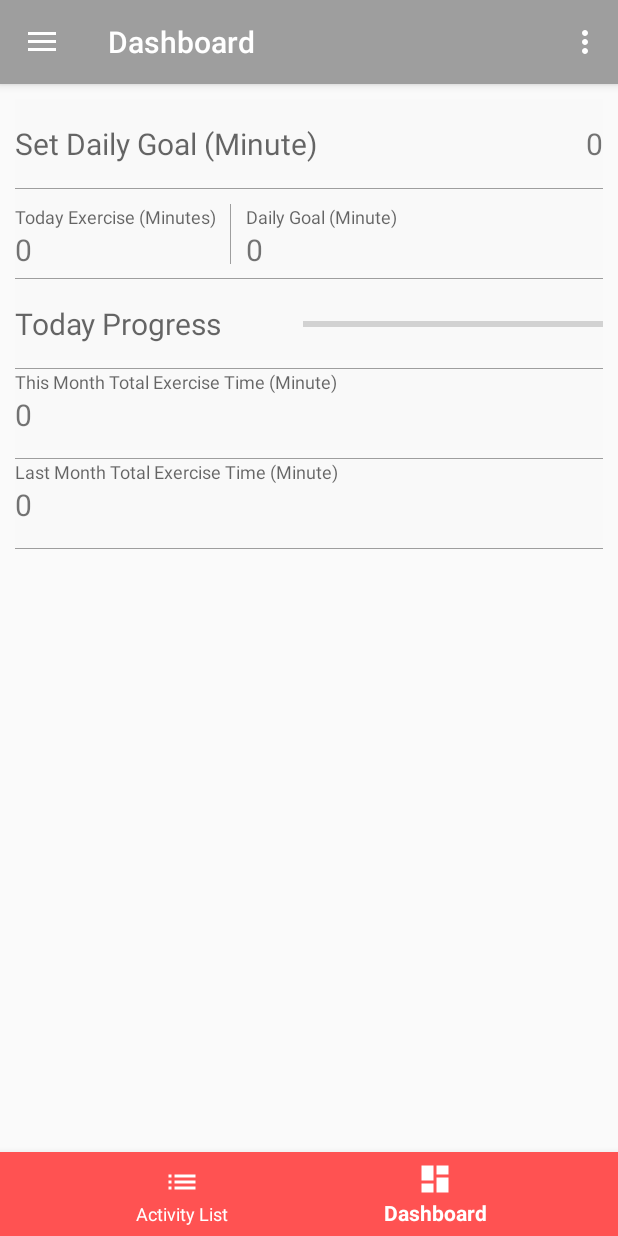
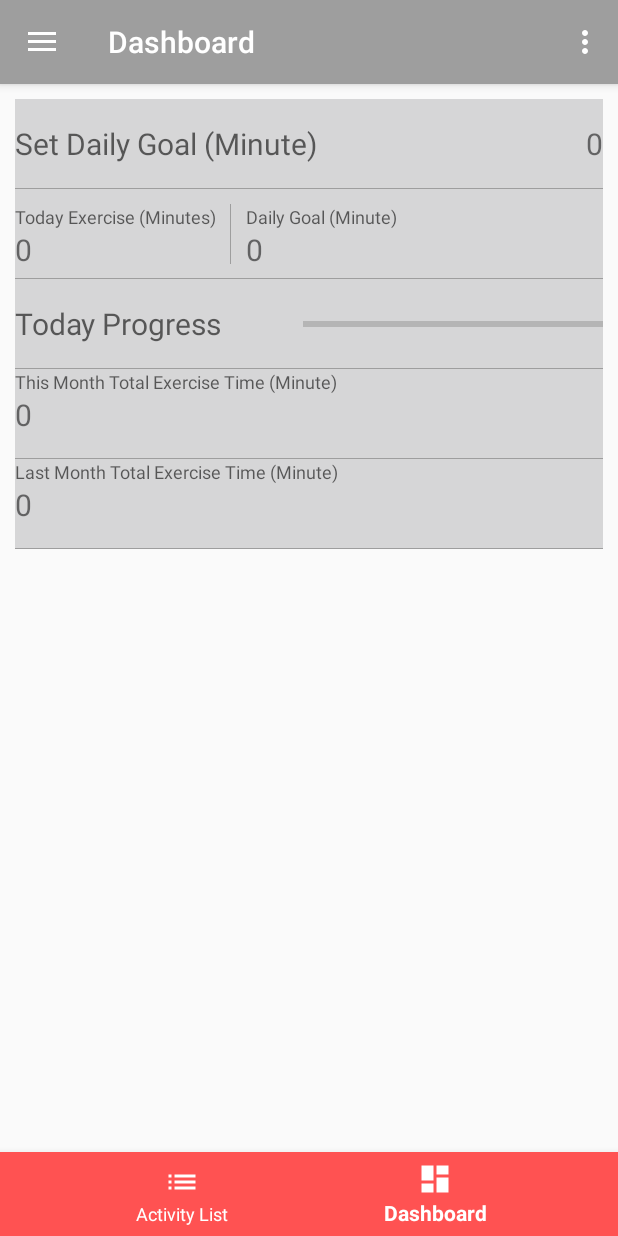
Before and after one commit to project-2017/finalproject, an Android app: the fragment T_Fragment_Dashboard placed in its activity, in the side drawer, after a tap on "Activity Tracking", on a phone screen of 412 x 824 dp. Run offline under Robolectric (Android 15) with nearby library versions, the phone set to English and light mode, and no system bars.

Commit message:
Geyan commit

```diff
--- a/app/src/main/res/drawable/ic_tracker_xml_border_bottom.xml
+++ b/app/src/main/res/drawable/ic_tracker_xml_border_bottom.xml
@@ -4,14 +4,14 @@
         <shape
             android:shape="rectangle">
             <stroke android:width="1dp" android:color="#9e9e9e" />
-            <solid android:color="#FFF9F9F9" />
+            <solid android:color="@color/trackerBackground" />
         </shape>
     </item>
 
     <item android:bottom="1dp">
         <shape
             android:shape="rectangle">
-            <stroke android:width="1dp" android:color="#FFF9F9F9" />
+            <stroke android:width="1dp" android:color="@color/trackerBackground" />
             <solid android:color="#00000000" />
         </shape>
     </item>
--- a/app/src/main/res/drawable/ic_tracker_xml_border_right.xml
+++ b/app/src/main/res/drawable/ic_tracker_xml_border_right.xml
@@ -4,14 +4,14 @@
         <shape
             android:shape="rectangle">
             <stroke android:width="1dp" android:color="#9e9e9e" />
-            <solid android:color="#FFF9F9F9" />
+            <solid android:color="@color/trackerBackground" />
         </shape>
     </item>
 
     <item android:right="1dp">
         <shape
             android:shape="rectangle">
-            <stroke android:width="1dp" android:color="#FFF9F9F9" />
+            <stroke android:width="1dp" android:color="@color/trackerBackground" />
             <solid android:color="#00000000" />
         </shape>
     </item>
--- a/app/src/main/res/drawable/ic_tracker_xml_edittext_backgroud.xml
+++ b/app/src/main/res/drawable/ic_tracker_xml_edittext_backgroud.xml
@@ -2,7 +2,7 @@
 <selector xmlns:android="http://schemas.android.com/apk/res/android">
     <item>
         <shape android:shape="rectangle">
-            <solid android:color="#FFF9F9F9" />
+            <solid android:color="@color/trackerBackground" />
             <size android:height="20dp" />
         </shape>
     </item>
--- a/app/src/main/res/layout/tracker_dashboard_dialog_dailygoal.xml
+++ b/app/src/main/res/layout/tracker_dashboard_dialog_dailygoal.xml
@@ -21,7 +21,7 @@
             android:layout_marginRight="10dp"
             android:layout_weight="1"
             android:text="@string/tracker_dashboard_dailyGoal"
-            android:textColor="@color/white"
+            android:textColor="@color/TrackerWhite"
             android:textSize="20sp" />
 
         <ImageView
--- a/app/src/main/res/layout/tracker_help.xml
+++ b/app/src/main/res/layout/tracker_help.xml
@@ -21,6 +21,6 @@
         android:layout_below="@+id/tracker_help_container"
         android:onClick="tracker_help_dialog_ok"
         android:text="@string/tracker_delete_dialog_ok"
-        android:textColor="@color/white" />
+        android:textColor="@color/TrackerWhite" />
 
 </RelativeLayout>
--- a/app/src/main/res/layout/tracker_insert.xml
+++ b/app/src/main/res/layout/tracker_insert.xml
@@ -27,7 +27,7 @@
             android:layout_marginRight="10dp"
             android:layout_weight="1"
             android:text="@string/tracker_insert_title"
-            android:textColor="@color/white"
+            android:textColor="@color/TrackerWhite"
             android:textSize="20sp" />
 
         <ImageView
--- a/app/src/main/res/layout/tracker_insert_dialog_comment.xml
+++ b/app/src/main/res/layout/tracker_insert_dialog_comment.xml
@@ -21,7 +21,7 @@
             android:layout_marginRight="10dp"
             android:layout_weight="1"
             android:text="@string/tracker_insert_comment"
-            android:textColor="@color/white"
+            android:textColor="@color/TrackerWhite"
             android:textSize="20sp" />
 
         <ImageView
--- a/app/src/main/res/layout/tracker_main.xml
+++ b/app/src/main/res/layout/tracker_main.xml
@@ -22,8 +22,8 @@
             android:layout_alignParentBottom="true"
             android:layout_gravity="bottom"
             android:background="@color/colorAccent"
-            app:itemIconTint="@color/white"
-            app:itemTextColor="@color/white"
+            app:itemIconTint="@color/TrackerWhite"
+            app:itemTextColor="@color/TrackerWhite"
             design:menu="@menu/tracker_nav_bot" />
     </RelativeLayout>
 
--- a/app/src/main/res/layout/tracker_update.xml
+++ b/app/src/main/res/layout/tracker_update.xml
@@ -34,7 +34,7 @@
             android:layout_marginRight="10dp"
             android:layout_weight="1"
             android:text="@string/tracker_update_title"
-            android:textColor="@color/white"
+            android:textColor="@color/TrackerWhite"
             android:textSize="20sp" />
 
         <ImageView
@@ -251,7 +251,7 @@
                 android:layout_marginBottom="10dp"
                 android:onClick="tracker_delete"
                 android:text="@string/tracker_update_delete"
-                android:textColor="@color/white" />
+                android:textColor="@color/TrackerWhite" />
 
             <View
                 android:layout_width="match_parent"
--- a/app/src/main/res/values/colors.xml
+++ b/app/src/main/res/values/colors.xml
@@ -3,7 +3,8 @@
     <color name="colorPrimary">#9e9e9e</color>
     <color name="colorPrimaryDark">#616161</color>
     <color name="colorAccent">#ff5252</color>
-    <color name="white">#FFFFFF</color>
+    <color name="TrackerWhite">#FFFFFF</color>
+    <color name="TrackerBackground">#EEEEEE</color>
 
     <!--Food Nutrition Info Activity color bundle-->
     <color name="appBackground">#dfdfdf</color>
--- a/app/src/main/res/values/styles.xml
+++ b/app/src/main/res/values/styles.xml
@@ -37,7 +37,7 @@
         <item name="android:layout_marginTop">10dp</item>
         <item name="android:layout_marginRight">50dp</item>
         <item name="android:layout_marginLeft">50dp</item>
-        <item name="android:textColor">@color/white</item>
+        <item name="android:textColor">@color/TrackerWhite</item>
     </style>
 
     <style name="small_button">
@@ -45,14 +45,14 @@
         <item name="android:layout_width">wrap_content</item>
         <item name="android:layout_height">wrap_content</item>
         <item name="android:background">@drawable/ic_tracker_xml_button_small_backgroud</item>
-        <item name="android:textColor">@color/white</item>
+        <item name="android:textColor">@color/TrackerWhite</item>
     </style>
 
     <style name="text_view">
         <item name="android:gravity">center</item>
         <item name="android:layout_width">wrap_content</item>
         <item name="android:layout_height">wrap_content</item>
-        <item name="android:textColor">@color/white</item>
+        <item name="android:textColor">@color/TrackerWhite</item>
     </style>
 
 </resources>
```
